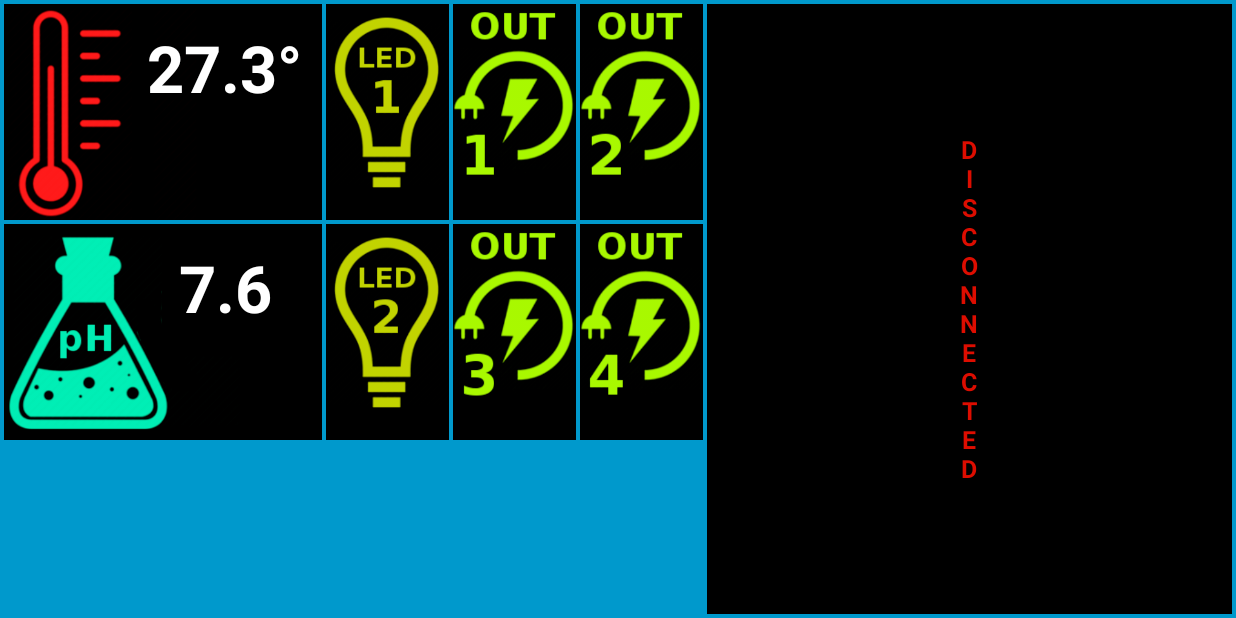
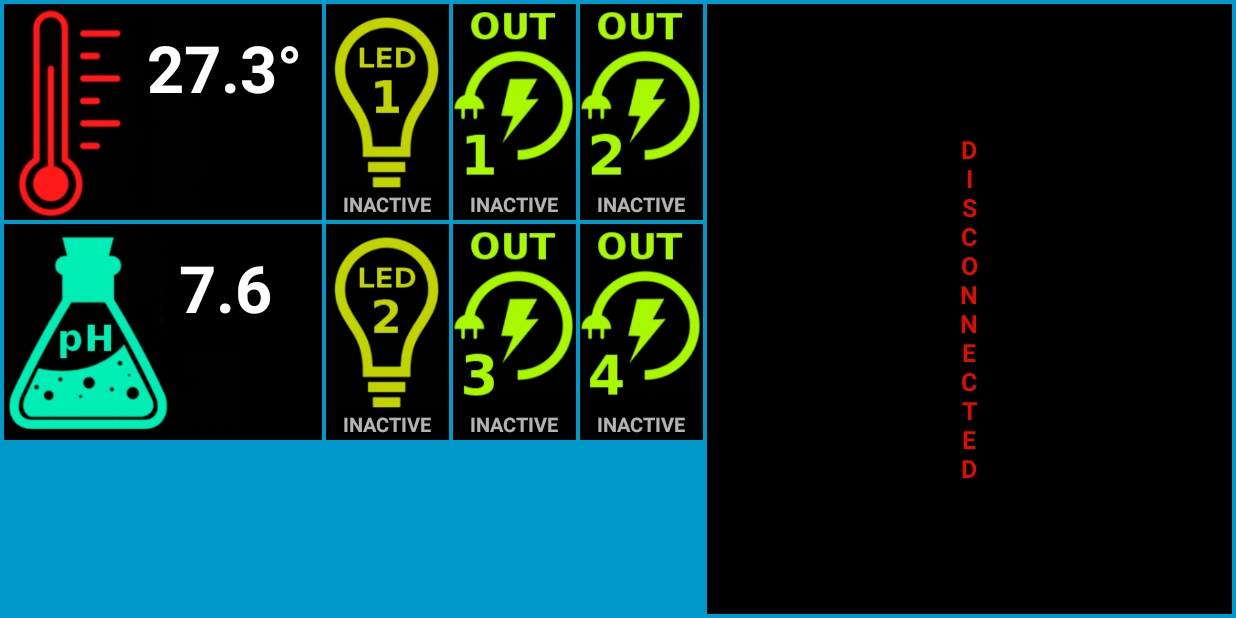
Before and after one commit to patlas/akwarium, an Android app: the screen it shows after launch (MainActivity), on a phone screen of 824 x 412 dp (held sideways). Run offline under Robolectric (Android 15) with nearby library versions, the light colour scheme and no system bars.

Commit message:
Update UI's

```diff
--- a/Aqua-controller-APP/app/src/main/java/com/controller/auqa/patlas/aqua_controller_app/MainActivity.java
+++ b/Aqua-controller-APP/app/src/main/java/com/controller/auqa/patlas/aqua_controller_app/MainActivity.java
@@ -48,6 +48,11 @@ public class MainActivity extends AppCompatActivity
     private float set_temp = 0;
     private float set_ph = 0;
 
+    /**
+        1) EACH one min/10sec ask CPU about temp, ph, led and out status
+        2) if go into out/led setting load info from CPU about time and another
+     **/
+
     @Override
     public void onResume()
     {
@@ -86,6 +91,8 @@ public class MainActivity extends AppCompatActivity
             ((TextView)findViewById(R.id.auto_co2)).setTextColor(0x00);
         }
 
+
+
     }
 
     @Override
@@ -97,6 +104,7 @@ public class MainActivity extends AppCompatActivity
         UserSettings.getInstance().save("auto_co2", false);
         UserSettings.getInstance().save("s_temp", 22); // TODO - nie dziala tylko float inne ok!!!!
         UserSettings.getInstance().save("s_ph", 7);
+        UserSettings.getInstance().save("out_checkboxes", 255);
 
         ui_strings.put("connected", "C\nO\nN\nN\nE\nC\nT\nE\nD");
         ui_strings.put("disconnected", "D\nI\nS\nC\nO\nN\nN\nE\nC\nT\nE\nD");
--- a/Aqua-controller-APP/app/src/main/res/layout/activity_main.xml
+++ b/Aqua-controller-APP/app/src/main/res/layout/activity_main.xml
@@ -129,6 +129,17 @@
             android:layout_height="@dimen/icon_height"
             android:background="@drawable/bg_led21"
             android:id="@+id/led1Layout">
+
+            <TextView
+                android:layout_width="wrap_content"
+                android:layout_height="wrap_content"
+                android:text="@string/inactive"
+                android:id="@+id/textView13"
+                android:layout_alignParentBottom="true"
+                android:layout_centerHorizontal="true"
+                android:paddingBottom="@dimen/main_out_info_padding"
+                android:textSize="@dimen/main_out_info_size"
+                android:textStyle="bold" />
         </RelativeLayout>
 
         <Space
@@ -140,6 +151,17 @@
             android:layout_height="@dimen/icon_height"
             android:background="@drawable/bg_led22"
             android:id="@+id/led2Layout">
+
+            <TextView
+                android:layout_width="wrap_content"
+                android:layout_height="wrap_content"
+                android:text="@string/inactive"
+                android:id="@+id/textView22"
+                android:layout_alignParentBottom="true"
+                android:layout_centerHorizontal="true"
+                android:paddingBottom="@dimen/main_out_info_padding"
+                android:textSize="@dimen/main_out_info_size"
+                android:textStyle="bold" />
         </RelativeLayout>
 
     </LinearLayout>
@@ -158,7 +180,19 @@
             android:layout_width="fill_parent"
             android:layout_height="@dimen/icon_height"
             android:background="@drawable/bg_moc1"
-            android:id="@+id/out1Layout"/>
+            android:id="@+id/out1Layout">
+
+            <TextView
+                android:layout_width="wrap_content"
+                android:layout_height="wrap_content"
+                android:text="@string/inactive"
+                android:id="@+id/textView23"
+                android:layout_alignParentBottom="true"
+                android:layout_centerHorizontal="true"
+                android:textStyle="bold"
+                android:textSize="@dimen/main_out_info_size"
+                android:paddingBottom="@dimen/main_out_info_padding" />
+        </RelativeLayout>
 
         <Space
             android:layout_width="fill_parent"
@@ -168,7 +202,19 @@
             android:layout_width="fill_parent"
             android:layout_height="@dimen/icon_height"
             android:background="@drawable/bg_moc3"
-            android:id="@+id/out3Layout"/>
+            android:id="@+id/out3Layout">
+
+            <TextView
+                android:layout_width="wrap_content"
+                android:layout_height="wrap_content"
+                android:text="@string/inactive"
+                android:id="@+id/textView28"
+                android:layout_alignParentBottom="true"
+                android:layout_centerHorizontal="true"
+                android:paddingBottom="@dimen/main_out_info_padding"
+                android:textSize="@dimen/main_out_info_size"
+                android:textStyle="bold" />
+        </RelativeLayout>
 
     </LinearLayout>
 
@@ -186,7 +232,19 @@
             android:layout_width="fill_parent"
             android:layout_height="@dimen/icon_height"
             android:background="@drawable/bg_moc2"
-            android:id="@+id/out2Layout"/>
+            android:id="@+id/out2Layout">
+
+            <TextView
+                android:layout_width="wrap_content"
+                android:layout_height="wrap_content"
+                android:text="@string/inactive"
+                android:id="@+id/textView27"
+                android:layout_alignParentBottom="true"
+                android:layout_centerHorizontal="true"
+                android:paddingBottom="@dimen/main_out_info_padding"
+                android:textSize="@dimen/main_out_info_size"
+                android:textStyle="bold" />
+        </RelativeLayout>
 
         <Space
             android:layout_width="fill_parent"
@@ -196,7 +254,19 @@
             android:layout_width="fill_parent"
             android:layout_height="@dimen/icon_height"
             android:background="@drawable/bg_moc4"
-            android:id="@+id/out4Layout"/>
+            android:id="@+id/out4Layout">
+
+            <TextView
+                android:layout_width="wrap_content"
+                android:layout_height="wrap_content"
+                android:text="@string/inactive"
+                android:id="@+id/textView29"
+                android:layout_alignParentBottom="true"
+                android:layout_centerHorizontal="true"
+                android:paddingBottom="@dimen/main_out_info_padding"
+                android:textSize="@dimen/main_out_info_size"
+                android:textStyle="bold" />
+        </RelativeLayout>
 
     </LinearLayout>
 
--- a/Aqua-controller-APP/app/src/main/res/layout/out_time_dialog.xml
+++ b/Aqua-controller-APP/app/src/main/res/layout/out_time_dialog.xml
@@ -77,5 +77,7 @@
         android:text="SAVE"
         android:id="@+id/button"
         android:layout_gravity="center_horizontal"
-        android:gravity="center" />
+        android:gravity="center"
+        android:clickable="true"
+        android:enabled="true" />
 </LinearLayout>
--- a/Aqua-controller-APP/app/src/main/res/values/dimens.xml
+++ b/Aqua-controller-APP/app/src/main/res/values/dimens.xml
@@ -13,6 +13,8 @@
     <dimen name="co2_info_text_size">25px</dimen>
     <dimen name="main_info_text_padding">20px</dimen>
     <dimen name="connect_info_text_size">25px</dimen>
+    <dimen name="main_out_info_size">20px</dimen>
+    <dimen name="main_out_info_padding">2px</dimen>
 
     <!-- Calibration dialog -->
     <dimen name="calib_info_text_size">15px</dimen>
--- a/Aqua-controller-APP/app/src/main/res/values/strings.xml
+++ b/Aqua-controller-APP/app/src/main/res/values/strings.xml
@@ -6,6 +6,8 @@
     <string name="title_activity_temp">TempActivity</string>
     <string name="termo_dialog">SET TERMOSTAT TEMP VALUE [°C]:</string>
     <string name="ph_dialog">SET DESIRED pH VALUE:</string>
+    <string name="active">ACTIVE</string>
+    <string name="inactive">INACTIVE</string>
     <string name="calib_dialog">PROBE CALIBRATION</string>
     <string name="title_activity_out">PowerActivity</string>
     <string name="low_sol_info"><b>To properly calibrate pH probe follow instruction below: </b>\n\n
```
Also changed, not shown: Aqua-controller-APP/app/src/main/java/com/controller/auqa/patlas/aqua_controller_app/PowerActivity.java (+13 -8 lines), Aqua-controller-APP/app/src/main/java/com/controller/auqa/patlas/aqua_controller_app/utils/OutDialog.java (+31 -3 lines), Aqua-controller-APP/app/src/main/res/layout/activity_out.xml (+26 -26 lines).
